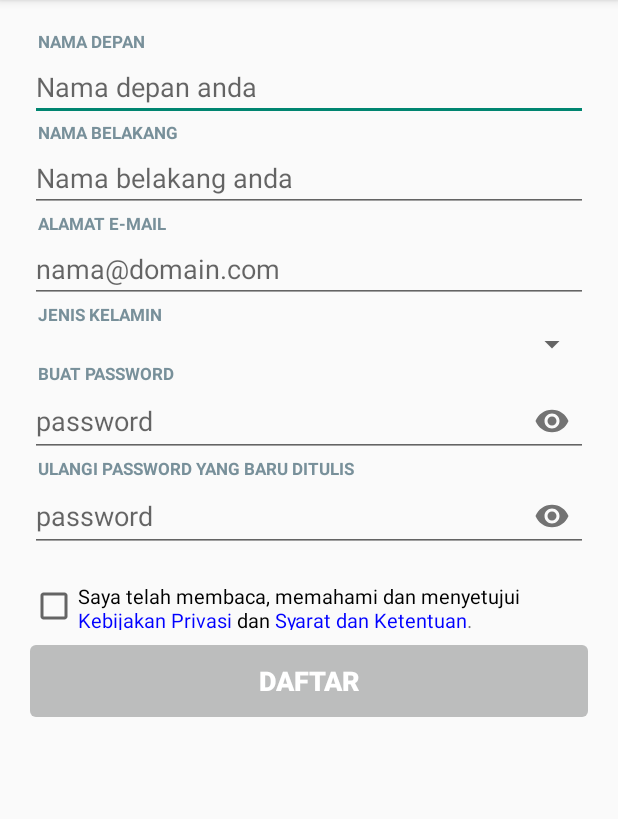
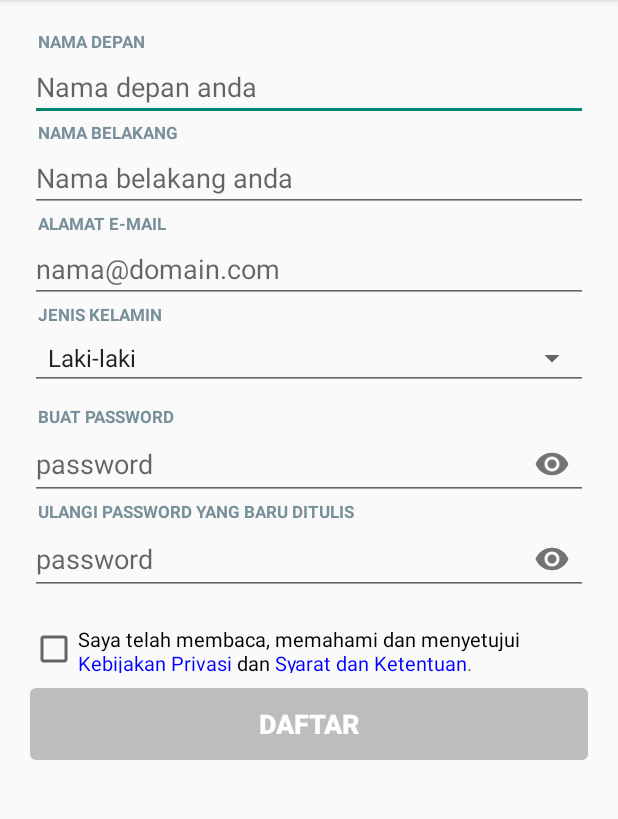
Before and after one commit to jokopriyono/aol_fundroid, an Android app: the screen it shows after launch (MainActivity), on a phone screen of 412 x 824 dp, the part 84-903 px from its top. Run offline under Robolectric (Android 15) with nearby library versions, the phone set to English and light mode, and no system bars.

Commit message:
Memunculkan spinner

```diff
--- a/FormTastic/app/src/main/java/com/jokopriyono/form/MainActivity.kt
+++ b/FormTastic/app/src/main/java/com/jokopriyono/form/MainActivity.kt
@@ -7,6 +7,7 @@ import android.text.Html
 import android.util.Patterns
 import android.view.View.GONE
 import android.view.View.VISIBLE
+import android.widget.ArrayAdapter
 import androidx.appcompat.app.AppCompatActivity
 import kotlinx.android.synthetic.main.activity_main.*
 import org.jetbrains.anko.alert
@@ -34,6 +35,14 @@ class MainActivity : AppCompatActivity() {
             txt_agreement.text = Html.fromHtml(text, Html.FROM_HTML_MODE_LEGACY)
         else
             txt_agreement.text = Html.fromHtml(text)
+        ArrayAdapter.createFromResource(
+            this,
+            R.array.gender,
+            android.R.layout.simple_spinner_item
+        ).also { adapter ->
+            adapter.setDropDownViewResource(android.R.layout.simple_spinner_dropdown_item)
+            spinner.adapter = adapter
+        }
 
         savedInstanceState?.let {
             edt_first_name.setText(it.getString(KEY_FIRST_NAME))
--- a/FormTastic/app/src/main/res/layout/activity_main.xml
+++ b/FormTastic/app/src/main/res/layout/activity_main.xml
@@ -62,6 +62,8 @@
 
             <Spinner
                     android:id="@+id/spinner"
+                    style="@style/Base.Widget.AppCompat.Spinner.Underlined"
+                    android:layout_marginBottom="10dp"
                     android:layout_width="match_parent"
                     android:layout_height="wrap_content"/>
 
--- a/FormTastic/app/src/main/res/values/strings.xml
+++ b/FormTastic/app/src/main/res/values/strings.xml
@@ -20,4 +20,8 @@
     <string name="agreement">
         <![CDATA[<font color=\'black\'>Saya telah membaca, memahami dan menyetujui </font><font color=\'blue\'>Kebijakan Privasi</font><font color=\'black\'> dan </font><font color=\'blue\'>Syarat dan Ketentuan</font>.]]></string>
     <string name="success">Sukses</string>
+    <string-array name="gender">
+        <item>Laki-laki</item>
+        <item>Perempuan</item>
+    </string-array>
 </resources>
```
